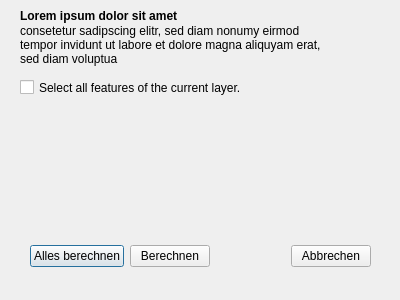
The window that gehzeitberechnung_dialog_base.ui (flamianselmiv/Gehzeitberechnung) describes before a commit, drawn with Qt 5.
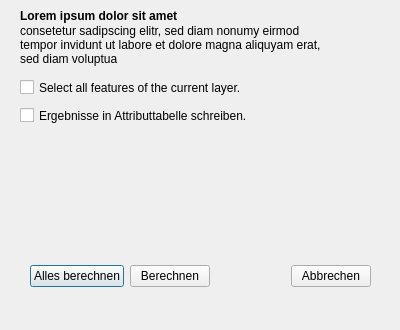
The same window after the commit.

Commit message: added checkbox for updating values #8

```diff
--- a/gehzeitberechnung_dialog_base.ui
+++ b/gehzeitberechnung_dialog_base.ui
@@ -6,7 +6,7 @@
                 <x>0</x>
                 <y>0</y>
                 <width>400</width>
-                <height>300</height>
+                <height>330</height>
             </rect>
         </property>
         <property name="windowTitle">
@@ -75,11 +75,25 @@
             </property>
         </widget>
 
+        <widget class="QCheckBox" name="checkBox_update_table">
+            <property name="geometry">
+                <rect>
+                    <x>20</x>
+                    <y>105</y>
+                    <width>371</width>
+                    <height>21</height>
+                </rect>
+            </property>
+            <property name="text">
+                <string>Ergebnisse in Attributtabelle schreiben.</string>
+            </property>
+        </widget>
+
         <widget class="QWidget" name="button_container">
             <property name="geometry">
                 <rect>
                     <x>30</x>
-                    <y>240</y>
+                    <y>260</y>
                     <width>341</width>
                     <height>32</height>
                 </rect>
```
Left out of the diff: 11 changed lines with no effect on the pictures.
